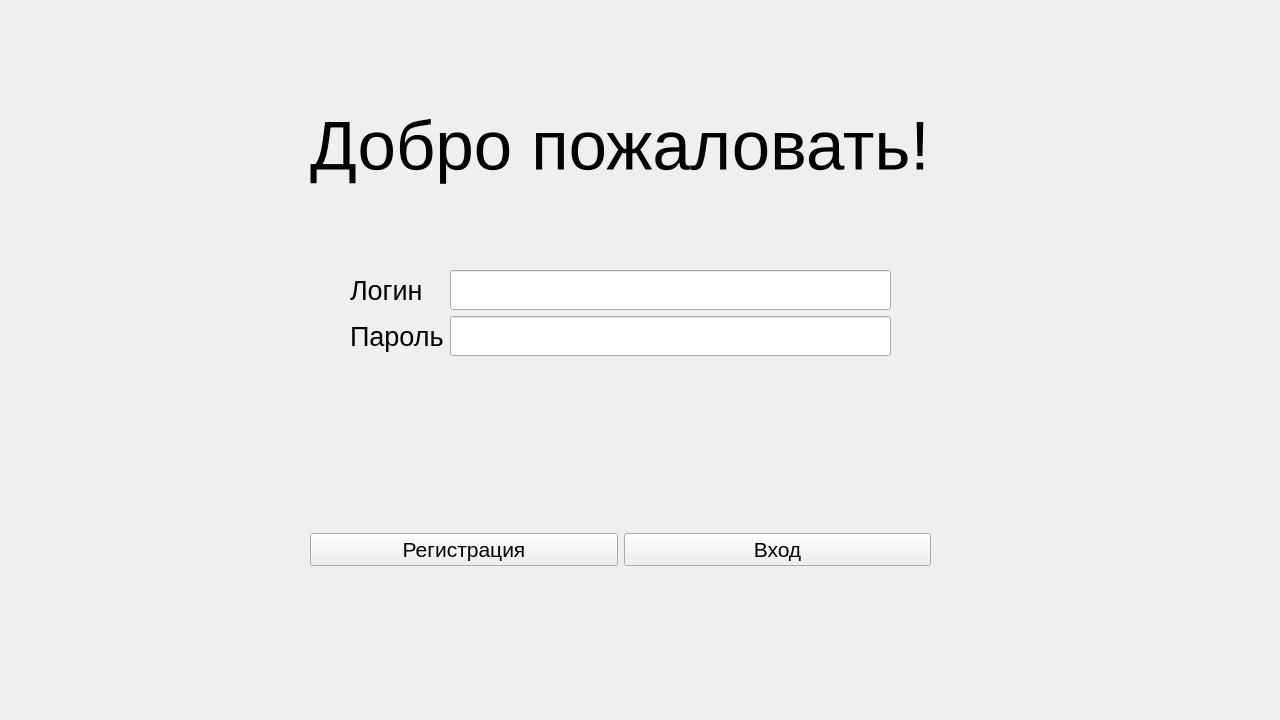
Old version of the form QLoginUI.ui in the repository Egorik48/Going_to_PIC.
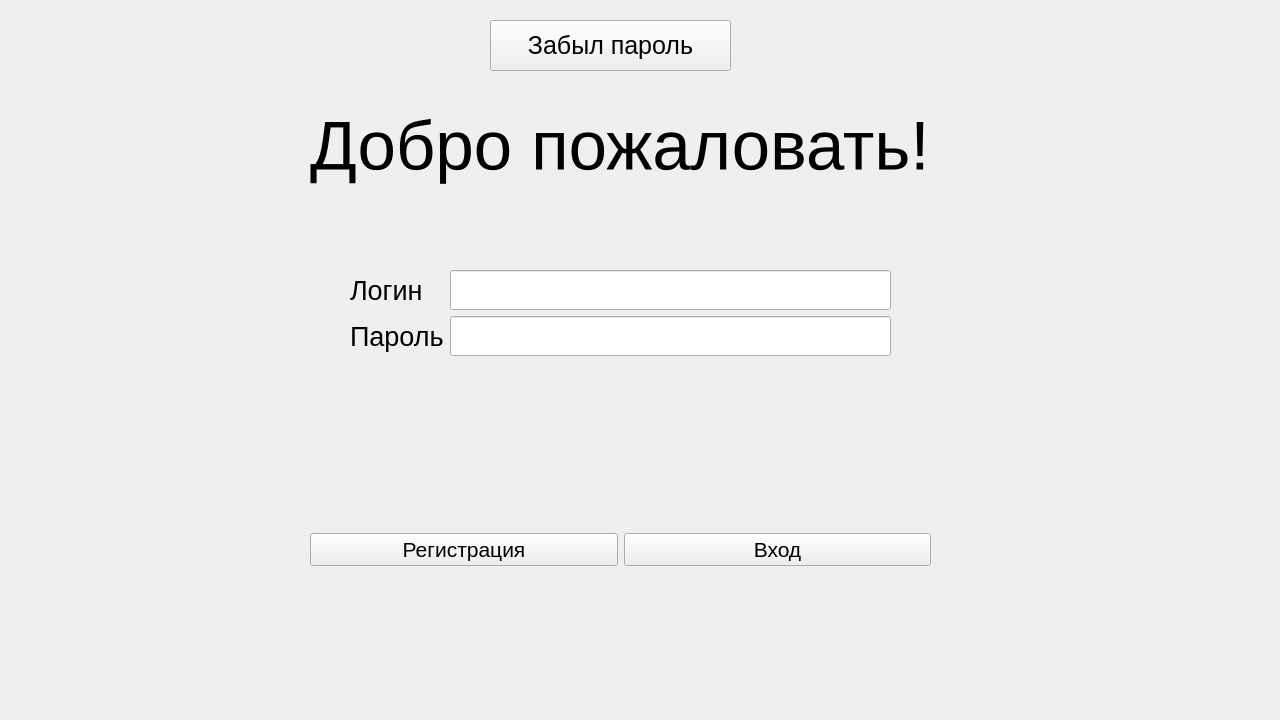
New version of the form.

```diff
--- a/QLoginUI.ui
+++ b/QLoginUI.ui
@@ -159,6 +159,24 @@
     </item>
    </layout>
   </widget>
+  <widget class="QPushButton" name="btn_forget_password">
+   <property name="geometry">
+    <rect>
+     <x>490</x>
+     <y>20</y>
+     <width>241</width>
+     <height>51</height>
+    </rect>
+   </property>
+   <property name="font">
+    <font>
+     <pointsize>19</pointsize>
+    </font>
+   </property>
+   <property name="text">
+    <string>Забыл пароль</string>
+   </property>
+  </widget>
  </widget>
  <resources/>
  <connections/>
```
